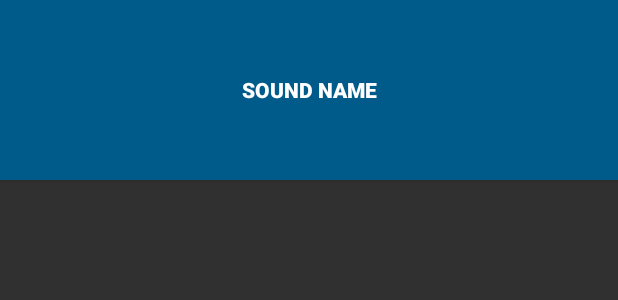
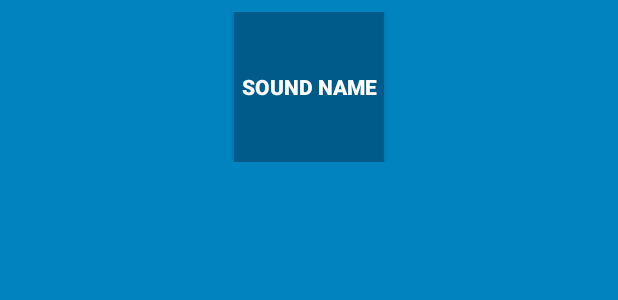
Before and after one commit to portillom/BeatBox, an Android app: the layout list_item_sound.xml on its own in the app's theme, with its tools: preview values and no code run, on a phone screen of 412 x 824 dp. Shown: the top 300 px of the screen. Run offline under Robolectric (Android 15) with nearby library versions, the phone set to English and light mode, and no system bars.

Commit message:
initial commit

```diff
--- a/app/src/main/res/layout/list_item_sound.xml
+++ b/app/src/main/res/layout/list_item_sound.xml
@@ -5,12 +5,18 @@
             name="viewModel"
             type="com.michaelportillo.android.beatbox.SoundViewModel"/>
     </data>
-    <Button
-        style="@style/BeatBoxButton.Strong"
+    <FrameLayout
         android:layout_width="match_parent"
-        android:layout_height="120dp"
-        android:onClick="@{() -> viewModel.onButtonClicked()}"
-        android:text="@{viewModel.title}"
-        tools:text="Sound name"/>
+        android:layout_height="wrap_content"
+        android:layout_margin="8dp">
 
+        <Button
+            style="@style/BeatBoxButton.Strong"
+            android:layout_width="100dp"
+            android:layout_height="100dp"
+            android:layout_gravity="center"
+            android:onClick="@{() -> viewModel.onButtonClicked()}"
+            android:text="@{viewModel.title}"
+            tools:text="Sound name"/>
+    </FrameLayout>
 </layout>
--- a/app/src/main/res/values/styles.xml
+++ b/app/src/main/res/values/styles.xml
@@ -6,6 +6,8 @@
         <item name="colorPrimary">#FF6600</item>
         <item name="colorPrimaryDark">@color/dark_red</item>
         <item name="colorAccent">@color/gray</item>
+
+        <item name="android:windowBackground">@color/soothing_blue</item>
     </style>
 
     <style name="BeatBoxButton">
```
